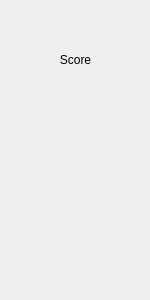
Qt form fievreCourbe/scoreboard.ui (rollandguillaume/fievreCourbe) before a commit.
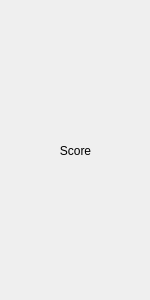
The same form after that commit.

Diff of the .ui file:
```diff
--- a/fievreCourbe/scoreboard.ui
+++ b/fievreCourbe/scoreboard.ui
@@ -19,7 +19,7 @@
      <x>0</x>
      <y>20</y>
      <width>151</width>
-     <height>80</height>
+     <height>261</height>
     </rect>
    </property>
    <layout class="QVBoxLayout" name="verticalLayout">
```
